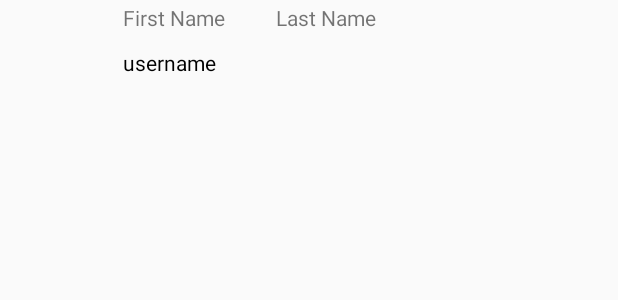
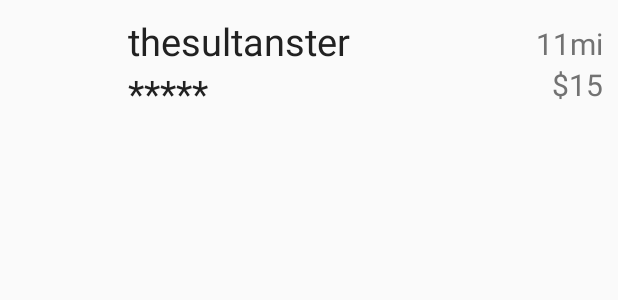
Before and after one commit to thesultanster/SwiftTutor, an Android app: the layout list_row.xml on its own in the app's theme, with its tools: preview values and no code run, on a phone screen of 412 x 824 dp. Shown: the top 300 px of the screen. Run offline under Robolectric (Android 15) with nearby library versions, the phone set to English and light mode, and no system bars.

```diff
--- a/app/src/main/AndroidManifest.xml
+++ b/app/src/main/AndroidManifest.xml
@@ -4,8 +4,12 @@
 
     <uses-permission android:name="android.permission.INTERNET" />
     <uses-permission android:name="android.permission.ACCESS_NETWORK_STATE" />
+    <uses-permission android:name="android.permission.ACCESS_COARSE_LOCATION"/>
+    <uses-permission android:name="android.permission.ACCESS_FINE_LOCATION"/>
+
 
     <application
+        android:name=".util.App"
         android:allowBackup="true"
         android:icon="@mipmap/ic_launcher"
         android:label="@string/app_name"
--- a/app/src/main/java/com/example/haasith/parse2/search_list/TutorListRecyclerAdapter.java
+++ b/app/src/main/java/com/example/haasith/parse2/search_list/TutorListRecyclerAdapter.java
@@ -82,7 +82,7 @@ public class TutorListRecyclerAdapter extends RecyclerView.Adapter<TutorListRecy
         holder.userName.setText(current.getUsername());
         //holder.firstName.setText(current.getFirstName());
         //holder.lastName.setText(String.valueOf(current.getDistance()));
-        holder.distance.setText(String.valueOf(current.getDistance()));
+        holder.distance.setText(String.valueOf(current.getDistance()) + "mi");
         holder.lowestPrice.setText(String.valueOf("$" + current.getLowestPrice()));
 
     }
--- a/app/src/main/res/layout/list_row.xml
+++ b/app/src/main/res/layout/list_row.xml
@@ -2,24 +2,96 @@
 <RelativeLayout xmlns:android="http://schemas.android.com/apk/res/android"
     android:layout_width="fill_parent"
     android:layout_height="wrap_content"
-    android:padding="2dp"
     android:id="@id/relLayout"
     android:onClick="profile">
-    <ImageView
-        android:layout_width="80dp"
-        android:layout_height="80dp"
-        android:id="@+id/imageView"
-        android:scaleType="fitXY"/>
 
-    <TextView
-        android:layout_width="wrap_content"
+    <LinearLayout
+        android:layout_width="match_parent"
         android:layout_height="wrap_content"
-        android:text="username"
-        android:id="@+id/username"
-        android:textColor="#000"
-        android:layout_centerVertical="true"
-        android:layout_toRightOf="@+id/imageView"
-        android:layout_toEndOf="@+id/imageView" />
+        android:orientation="horizontal">
+
+        <ImageView
+            android:id="@+id/imageView"
+            android:layout_width="75sp"
+            android:layout_height="75sp"
+            android:scaleType="fitXY"/>
+
+
+
+        <LinearLayout
+            android:layout_width="0dp"
+            android:layout_height="match_parent"
+            android:layout_weight="3"
+            android:layout_margin="10sp"
+            android:orientation="vertical">
+
+            <TextView
+                android:id="@+id/username"
+                android:layout_width="wrap_content"
+                android:layout_height="wrap_content"
+                android:textColor="@color/primaryText"
+                android:textSize="25sp"
+                android:text="thesultanster"
+                />
+
+
+            <TextView
+                android:id="@+id/rating"
+                android:layout_width="wrap_content"
+                android:layout_height="wrap_content"
+                android:textColor="@color/primaryText"
+                android:textSize="25sp"
+                android:text="*****"
+                />
+
+
+
+        </LinearLayout>
+
+
+        <LinearLayout
+            android:layout_width="0dp"
+            android:layout_height="match_parent"
+            android:layout_weight="1"
+            android:layout_marginRight="10sp"
+            android:layout_marginTop="15sp"
+            android:orientation="vertical">
+
+            <TextView
+                android:id="@+id/distance"
+                android:layout_width="wrap_content"
+                android:layout_height="wrap_content"
+                android:layout_gravity="right"
+                android:textColor="@color/secondaryText"
+                android:textSize="20sp"
+                android:text="11mi"
+                />
+
+            <TextView
+                android:id="@+id/lowestPrice"
+                android:layout_width="wrap_content"
+                android:layout_height="wrap_content"
+                android:layout_gravity="right"
+                android:textColor="@color/secondaryText"
+                android:textSize="20sp"
+                android:text="$15"
+                />
+
+        </LinearLayout>
+
+
+
+
+
+
+
+
+    </LinearLayout>
+
+
+
+
+
 
     <TextView
         android:layout_width="wrap_content"
@@ -28,7 +100,8 @@
         android:id="@+id/firstname"
         android:layout_alignParentTop="true"
         android:layout_toRightOf="@+id/imageView"
-        android:layout_toEndOf="@+id/imageView" />
+        android:layout_toEndOf="@+id/imageView"
+        android:visibility="gone"/>
 
     <TextView
         android:layout_width="wrap_content"
@@ -39,5 +112,6 @@
         android:layout_marginStart="37dp"
         android:layout_alignTop="@+id/firstname"
         android:layout_toRightOf="@+id/firstname"
-        android:layout_toEndOf="@+id/firstname" />
+        android:layout_toEndOf="@+id/firstname"
+        android:visibility="gone"/>
 </RelativeLayout>
--- a/app/src/main/res/values/colors.xml
+++ b/app/src/main/res/values/colors.xml
@@ -1,10 +1,10 @@
 <?xml version="1.0" encoding="utf-8"?>
 <resources>
 
-    <color name="primaryColor">#009688</color>
-    <color name="primaryColorDark">#00796B</color>
-    <color name="primaryColorLight">#B2DFDB</color>
-    <color name="colorAccent">#FF5252</color>
+    <color name="primaryColor">#607D8B</color>
+    <color name="primaryColorDark">#455A64</color>
+    <color name="primaryColorLight">#CFD8DC</color>
+    <color name="colorAccent">#8BC34A</color>
     <color name="primaryText">#212121</color>
     <color name="secondaryText">#727272</color>
     <color name="dividerColor"> #B6B6B6</color>
```
Also changed, not shown: app/src/main/java/com/example/haasith/parse2/search_list/TutorListRecyclerInfo.java (+16 -3 lines), app/src/main/res/layout/activity_profile.xml (+14 -1 lines).
